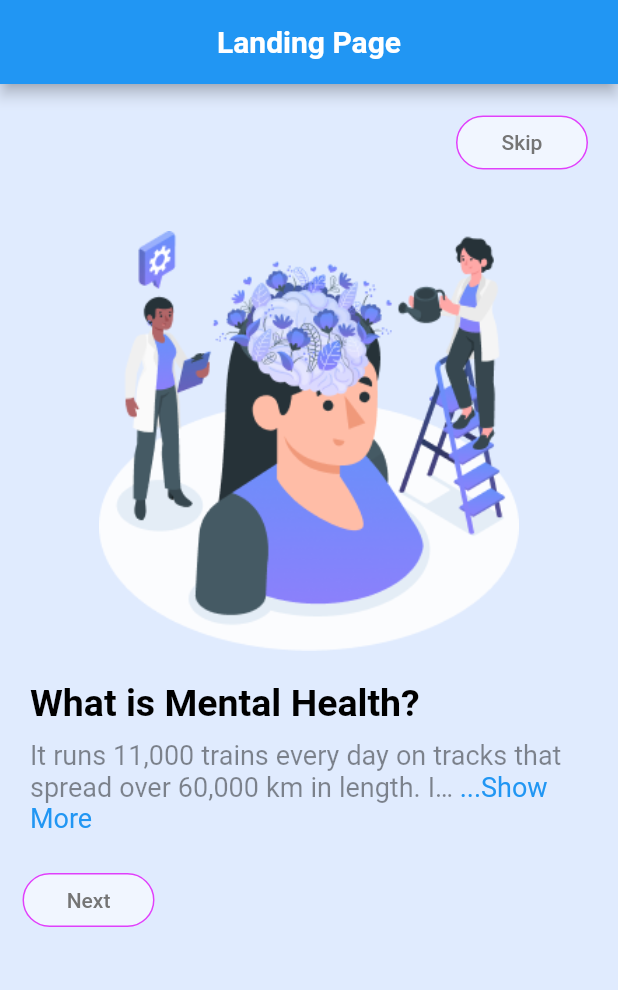
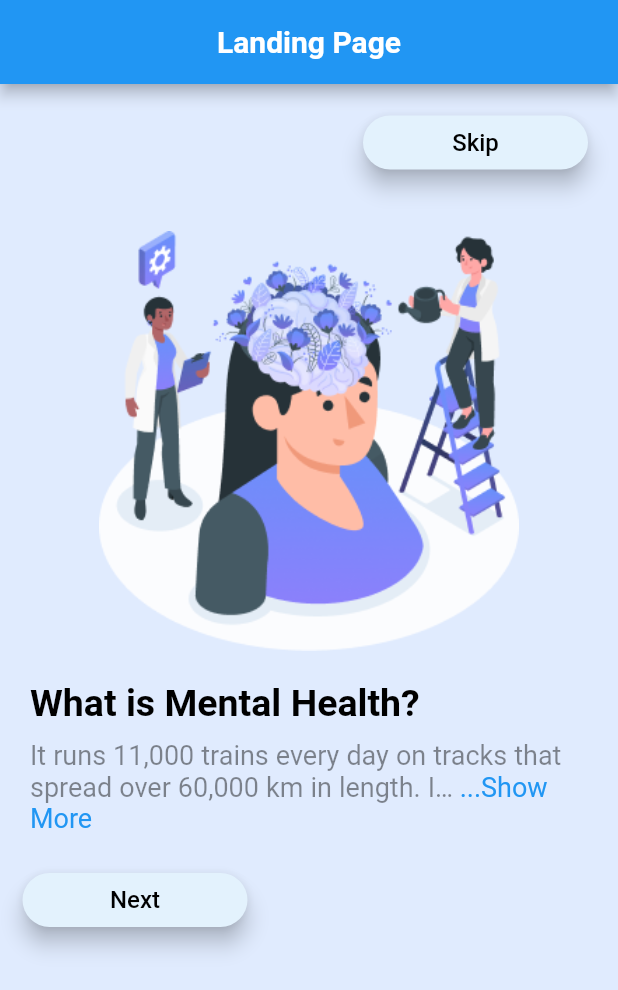
Before and after one commit to brisingr24/Serenity, a Flutter app: the screen it shows after launch, on a phone screen of 412 x 824 dp. Shown: the top 990 px of the screen. Run offline on Flutter 3.47's test engine with Material 2 defaults, Android fonts, the phone set to English and light mode, and no system bars; drawn by our look-alikes of readmore; our stand-ins replace animated_bottom_navigation_bar, carousel_slider, cloud_firestore, date_time_picker, firebase_auth, firebase_core and 4 more; missing offline and left inert: circular_menu, dart:ffi; accounts and stored records are empty.

Commit message:
Raised buttons removed

```diff
--- a/lib/main.dart
+++ b/lib/main.dart
@@ -1,10 +1,4 @@
-import 'package:envision/screens/bookings/book_date.dart';
-import 'package:envision/screens/bookings/book_time.dart';
-import 'package:envision/screens/landing.dart';
-import 'package:envision/screens/postadd.dart';
-import 'package:envision/screens/signup.dart';
 import 'package:envision/screens/splash.dart';
-import 'package:envision/screens/verifyscreen.dart';
 import 'package:envision/sevices/auth.dart';
 import 'package:envision/sevices/pageHost.dart';
 import 'package:flutter/material.dart';
--- a/lib/screens/editprofile.dart
+++ b/lib/screens/editprofile.dart
@@ -34,7 +34,7 @@ class _EditProfileState extends State<EditProfile> {
     return Scaffold(
       appBar: AppBar(
         actions: [
-          FlatButton(
+          ElevatedButton(
               onPressed: () async {
                 await _userService.updateProfile(_profileImg!, name);
                 Navigator.pop(context);
@@ -49,7 +49,7 @@ class _EditProfileState extends State<EditProfile> {
             const SizedBox(
               height: 40,
             ),
-            FlatButton(
+            ElevatedButton(
                 onPressed: () => getImage(0),
                 child: _profileImg == null
                     ? const Icon(Icons.person_add_alt_1_rounded)
--- a/lib/screens/landing.dart
+++ b/lib/screens/landing.dart
@@ -38,20 +38,27 @@ class LandingPage extends StatelessWidget {
                       children: [
                         Container(
                           padding: EdgeInsets.fromLTRB(0, 15, 20, 0),
-                          child: RaisedButton(
-                            elevation: 0,
-                            textColor: Colors.grey[600],
-                            color: Colors.white54,
-                            highlightColor: Colors.blueAccent,
-                            child: Text("Skip"),
-                            onPressed: () => controller.jumpToPage(2),
-                            shape: RoundedRectangleBorder(
-                              side: BorderSide(
-                                color: Colors.purpleAccent,
-                              ),
-                              borderRadius: BorderRadius.circular(30.0),
+                          child : ElevatedButton(
+                              onPressed: () {
+                                controller.jumpToPage(2);
+                              },
+                              child: Text(
+                                "Skip",
+                                style: TextStyle(
+                                  color: Colors.black,
+                                  fontSize: 16,
                                 ),
                               ),
+                              style: ButtonStyle(
+                                  elevation: MaterialStateProperty.all(6.0),
+                                  backgroundColor:
+                                  MaterialStateProperty.all(Colors.blue.shade50),
+                                  fixedSize: MaterialStateProperty.all<Size>(
+                                      const Size(150, 20)),
+                                  shape: MaterialStateProperty.all<
+                                      RoundedRectangleBorder>(RoundedRectangleBorder(
+                                    borderRadius: BorderRadius.circular(18.0),
+                                  )))),
                         ),
                       ],
                     ),
@@ -109,22 +116,27 @@ class LandingPage extends StatelessWidget {
                         ),
                         Container(
                           padding: EdgeInsets.fromLTRB(0, 20, 20, 0),
-                          child: RaisedButton(
-                            elevation: 0,
-                            textColor: Colors.grey[600],
-                            color: Colors.white54,
-                            highlightColor: Colors.blueAccent,
-                            child: Text("Next"),
-                            onPressed: () => controller.nextPage(
-                                duration: Duration(milliseconds: 400),
-                                curve: Curves.easeInOut),
-                            shape: RoundedRectangleBorder(
-                              side: BorderSide(
-                                color: Colors.purpleAccent,
-                              ),
-                              borderRadius: BorderRadius.circular(30.0),
+                          child : ElevatedButton(
+                              onPressed: () {
+                                controller.nextPage(duration: Duration(milliseconds: 400), curve: Curves.easeInOut);
+                              },
+                              child: Text(
+                                "Next",
+                                style: TextStyle(
+                                  color: Colors.black,
+                                  fontSize: 16,
                                 ),
                               ),
+                              style: ButtonStyle(
+                                  elevation: MaterialStateProperty.all(6.0),
+                                  backgroundColor:
+                                  MaterialStateProperty.all(Colors.blue.shade50),
+                                  fixedSize: MaterialStateProperty.all<Size>(
+                                      const Size(150, 20)),
+                                  shape: MaterialStateProperty.all<
+                                      RoundedRectangleBorder>(RoundedRectangleBorder(
+                                    borderRadius: BorderRadius.circular(18.0),
+                                  )))),
                         ),
                       ],
                     ),
@@ -142,20 +154,28 @@ class LandingPage extends StatelessWidget {
                       children: [
                         Container(
                           padding: EdgeInsets.fromLTRB(0, 15, 20, 0),
-                            child: RaisedButton(
-                              elevation: 0,
-                              textColor: Colors.grey[600],
-                              color: Colors.white54,
-                              highlightColor: Colors.blueAccent,
-                              child: Text("Skip"),
-                              onPressed: () => controller.jumpToPage(2),
-                              shape: RoundedRectangleBorder(
-                                side: BorderSide(
-                                  color: Colors.purpleAccent,
+                          child : ElevatedButton(
+                              onPressed: () {
+                                controller.jumpToPage(2);
+                              },
+                              child: Text(
+                                "Skip",
+                                style: TextStyle(
+                                  color: Colors.black,
+                                  fontSize: 16,
                                 ),
-                                borderRadius: BorderRadius.circular(30.0),
                               ),
-                            )),
+                              style: ButtonStyle(
+                                  elevation: MaterialStateProperty.all(6.0),
+                                  backgroundColor:
+                                  MaterialStateProperty.all(Colors.blue.shade50),
+                                  fixedSize: MaterialStateProperty.all<Size>(
+                                      const Size(150, 20)),
+                                  shape: MaterialStateProperty.all<
+                                      RoundedRectangleBorder>(RoundedRectangleBorder(
+                                    borderRadius: BorderRadius.circular(18.0),
+                                  )))),
+                        ),
                       ],
                     ),
                     SizedBox(height: 15),
@@ -212,22 +232,28 @@ class LandingPage extends StatelessWidget {
                         ),
                         Container(
                           padding: EdgeInsets.fromLTRB(0, 20, 20, 0),
-                            child: RaisedButton(
-                              elevation: 0,
-                              textColor: Colors.grey[600],
-                              color: Colors.white54,
-                              highlightColor: Colors.blueAccent,
-                              child: Text("Next"),
-                              onPressed: () => controller.nextPage(
-                                  duration: Duration(milliseconds: 400),
-                                  curve: Curves.easeInOut),
-                              shape: RoundedRectangleBorder(
-                                side: BorderSide(
-                                  color: Colors.purpleAccent,
+                          child : ElevatedButton(
+                              onPressed: () {
+                                controller.nextPage(duration: Duration(milliseconds: 400), curve: Curves.easeInOut);
+                              },
+                              child: Text(
+                                "Next",
+                                style: TextStyle(
+                                  color: Colors.black,
+                                  fontSize: 16,
                                 ),
-                                borderRadius: BorderRadius.circular(30.0),
                               ),
-                            )),
+                              style: ButtonStyle(
+                                  elevation: MaterialStateProperty.all(6.0),
+                                  backgroundColor:
+                                  MaterialStateProperty.all(Colors.blue.shade50),
+                                  fixedSize: MaterialStateProperty.all<Size>(
+                                      const Size(150, 20)),
+                                  shape: MaterialStateProperty.all<
+                                      RoundedRectangleBorder>(RoundedRectangleBorder(
+                                    borderRadius: BorderRadius.circular(18.0),
+                                  )))),
+                        ),
                       ],
                     ),
                   ],
@@ -292,21 +318,53 @@ class LandingPage extends StatelessWidget {
                           width: 15,
                           height: 30,
                         ),
+                        // Container(
+                        //   padding: EdgeInsets.fromLTRB(0, 20, 20, 0),
+                        //   child: RaisedButton(
+                        //       child: Text("Start"),
+                        //       onPressed: () async {
+                        //         SharedPref sharedPref = SharedPref();
+                        //         await sharedPref.setFirstLogin(false);
+                        //         final bool? firstLogin = await sharedPref.getFirstLogin();
+                        //         print("hello"+firstLogin.toString());
+                        //         Navigator.push(
+                        //           context,
+                        //           MaterialPageRoute(
+                        //               builder: (context) => Wrapper()),
+                        //         );
+                        //       }),
+                        // ),
                         Container(
                           padding: EdgeInsets.fromLTRB(0, 20, 20, 0),
-                          child: RaisedButton(
-                              child: Text("Start"),
+                          child : ElevatedButton(
                             onPressed: () async {
                               SharedPref sharedPref = SharedPref();
                               await sharedPref.setFirstLogin(false);
                               final bool? firstLogin = await sharedPref.getFirstLogin();
-                                print("HELLOOO"+firstLogin.toString());
+                              print("hello"+firstLogin.toString());
                               Navigator.push(
                                 context,
                                 MaterialPageRoute(
                                     builder: (context) => Wrapper()),
                               );
-                              }),
+                            },
+                              child: Text(
+                                "Start",
+                                style: TextStyle(
+                                  color: Colors.black,
+                                  fontSize: 16,
+                                ),
+                              ),
+                              style: ButtonStyle(
+                                  elevation: MaterialStateProperty.all(6.0),
+                                  backgroundColor:
+                                  MaterialStateProperty.all(Colors.blue.shade50),
+                                  fixedSize: MaterialStateProperty.all<Size>(
+                                      const Size(150, 20)),
+                                  shape: MaterialStateProperty.all<
+                                      RoundedRectangleBorder>(RoundedRectangleBorder(
+                                    borderRadius: BorderRadius.circular(18.0),
+                                  )))),
                         ),
                       ],
                     ),
--- a/lib/screens/mains/profile.dart
+++ b/lib/screens/mains/profile.dart
@@ -185,7 +185,7 @@ class _ProfileState extends State<Profile> {
                     SizedBox(
                       height: 30,
                     ),
-                    RaisedButton(
+                    ElevatedButton(
                       onPressed: () {
                         Navigator.push(
                             context,
--- a/lib/screens/postadd.dart
+++ b/lib/screens/postadd.dart
@@ -23,7 +23,7 @@ class _postAddState extends State<postAdd> {
       appBar: AppBar(
         title: Text('CREATE POST'),
         actions: [
-          FlatButton(textColor:Colors.white,onPressed: ()async{
+          ElevatedButton(onPressed: ()async{
             _postService.savePost(text,user.name);
             Navigator.pop(context);
           }, child: Text('POST')
```
Also changed, not shown: lib/screens/bookings/book_date.dart (deleted, +0 -62 lines), lib/screens/bookings/book_time.dart (deleted, +0 -54 lines), lib/screens/questionnare.dart (deleted, +0 -19 lines), lib/screens/signup.dart (+58 -15 lines), 1 other file. Lines whose indentation alone changed are shown as unchanged.
